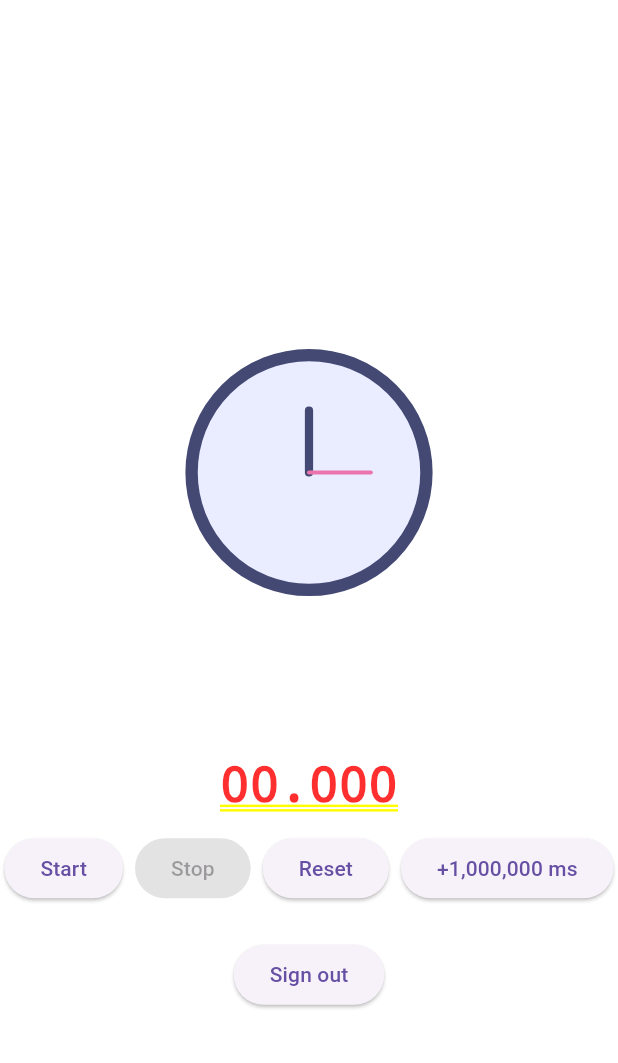
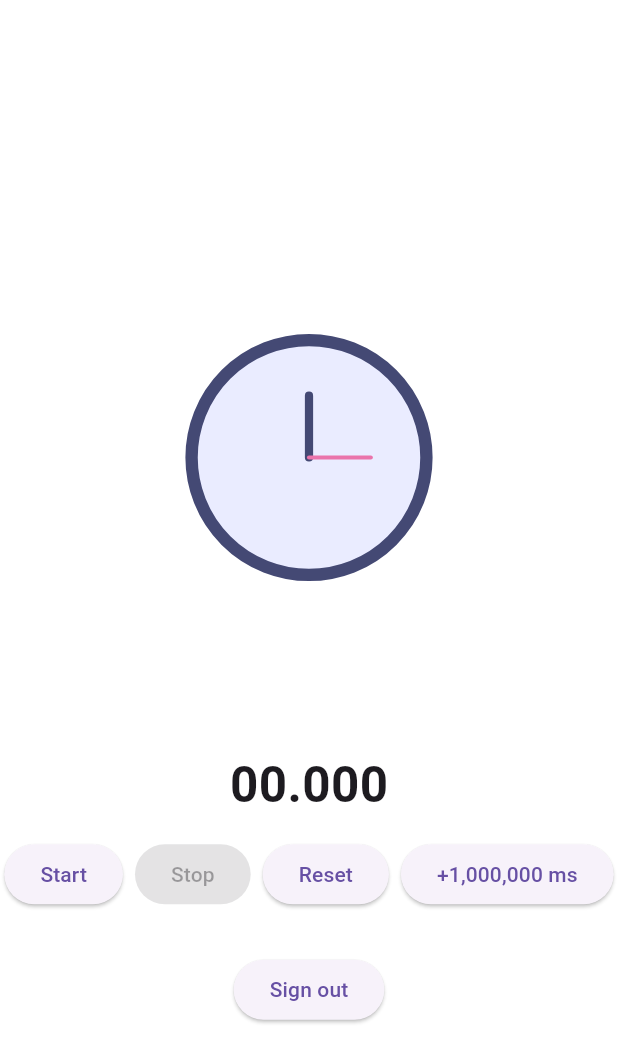
Before and after one commit to zhn2605/startwatch, a Flutter app: the screen it shows once a user with an empty profile is signed in, on a phone screen of 412 x 824 dp. Shown: the top 1063 px of the screen. Run offline on Flutter 3.47's test engine with Material 3 defaults, Android fonts, the phone set to English and light mode, and no system bars; our stand-ins replace firebase_auth, firebase_core; accounts and stored records are empty.

Commit message:
fixed yellow underline text &bg

```diff
--- a/lib/widgets/startwatch.dart
+++ b/lib/widgets/startwatch.dart
@@ -152,9 +152,10 @@
     var mq = MediaQuery.of(context);
     var size = mq.size;
 
-    final ms = elapsedMs;
-
-    return Column(
+    return Scaffold(
+      body: Container(
+        color: Colors.white,
+        child: Column(
           mainAxisAlignment: MainAxisAlignment.center,
           children: [
             ClockView(),
@@ -209,6 +210,8 @@
             _userUid(),
             _signOutButton()
           ],
+        )
+      )
     );
   }
 }
```
Also changed, not shown: 1 other file. Lines whose indentation alone changed are shown as unchanged.
